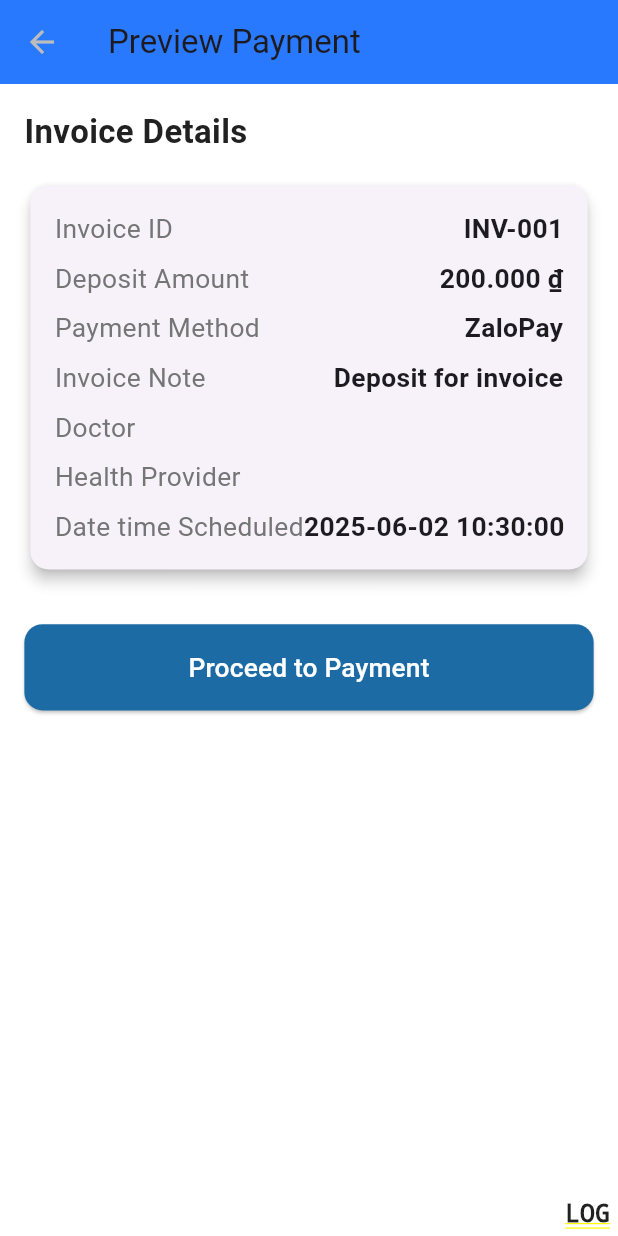
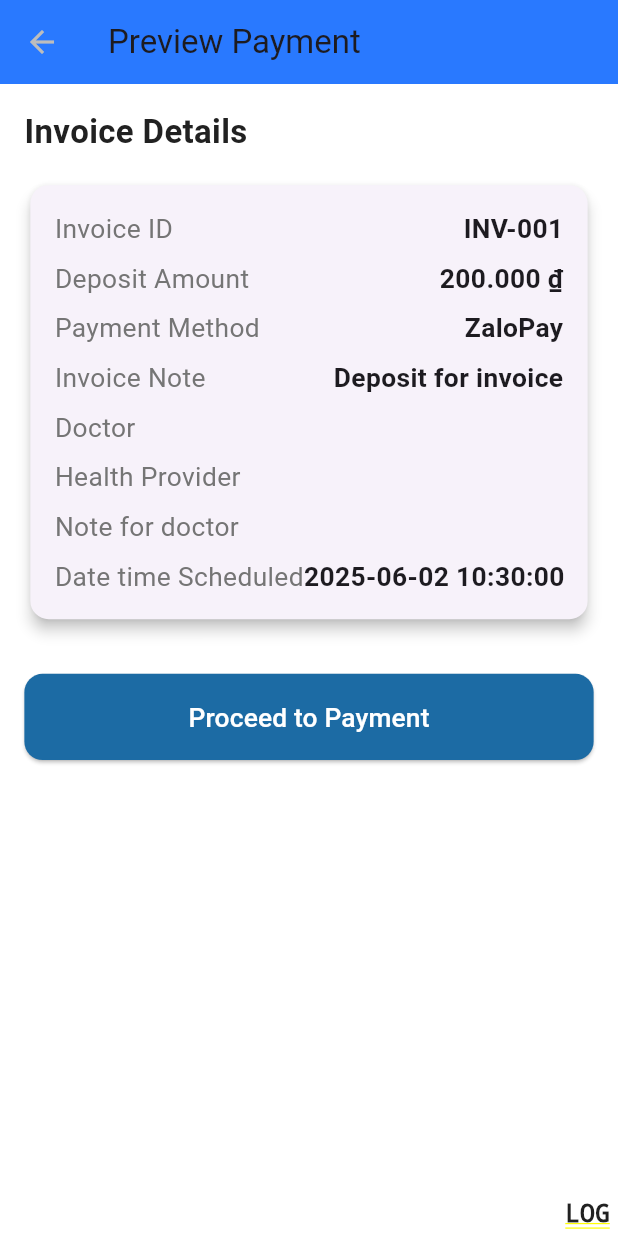
Before and after one commit to normdevstorm/health_management_fe, a Flutter app: the PreviewPaymentScreen screen opened directly with empty values, on a phone screen of 412 x 824 dp. Run offline on Flutter 3.47's test engine with Material 3 defaults, Android fonts, the phone set to English and light mode, and no system bars; drawn by our look-alikes of calendar_view; our stand-ins replace audioplayers, bloc, cached_network_image, camera, cloud_firestore, dio and 36 more; missing offline and left inert: agora_rtc_engine, agora_uikit, audio_waveforms, cached_video_player, chucker_flutter, easy_localization_loader and 6 more; accounts and stored records are empty; generated files the repository leaves out were written again; statements that could not run were skipped.

Commit message:
ui payment but have bug

```diff
--- a/lib/domain/doctor/entities/doctor_entity.dart
+++ b/lib/domain/doctor/entities/doctor_entity.dart
@@ -4,6 +4,7 @@ part 'doctor_entity.g.dart';
 
 @JsonSerializable()
 class DoctorEntity {
+  final String? name;
   final int? id;
   final HospitalSpecialty? specialization;
   final double? experience;
@@ -12,6 +13,7 @@ class DoctorEntity {
   final String? about;
 
   DoctorEntity({
+    this.name,
     this.id,
     this.specialization,
     this.experience,
@@ -21,6 +23,7 @@ class DoctorEntity {
   });
 
   DoctorEntity copyWith({
+    String? name,
     int? id,
     HospitalSpecialty? specialization,
     double? experience,
@@ -29,6 +32,7 @@ class DoctorEntity {
     String? about,
   }) {
     return DoctorEntity(
+      name: name ?? this.name,
       id: id ?? this.id,
       specialization: specialization ?? this.specialization,
       experience: experience ?? this.experience,
@@ -38,6 +42,7 @@ class DoctorEntity {
     );
   }
 
-  factory DoctorEntity.fromJson(Map<String, dynamic> json) => _$DoctorEntityFromJson(json);
+  factory DoctorEntity.fromJson(Map<String, dynamic> json) =>
+      _$DoctorEntityFromJson(json);
   Map<String, dynamic> toJson() => _$DoctorEntityToJson(this);
 }
--- a/lib/presentation/appointment/bloc/appointment/appointment_event.dart
+++ b/lib/presentation/appointment/bloc/appointment/appointment_event.dart
@@ -43,8 +43,10 @@ final class CollectDataHealthProviderEvent extends AppointmentEvent {
 
 final class ColectDataDoctorEvent extends AppointmentEvent {
   final int doctorId;
+  final String? doctorName;
 
-  const ColectDataDoctorEvent({required this.doctorId});
+  const ColectDataDoctorEvent(
+      {required this.doctorId, required this.doctorName});
 
   @override
   List<Object> get props => [doctorId];
--- a/lib/presentation/appointment/ui/screens/choose_doctor_screen.dart
+++ b/lib/presentation/appointment/ui/screens/choose_doctor_screen.dart
@@ -28,7 +28,8 @@ class ChooseDoctorScreen extends StatelessWidget {
               onTap: () {
                 if (doctor.doctorProfile?.id != null) {
                   context.read<AppointmentBloc>().add(ColectDataDoctorEvent(
-                      doctorId: doctor.doctorProfile!.id!));
+                      doctorId: doctor.doctorProfile!.id!,
+                      doctorName: doctor.firstName));
                   context.pushNamed(RouteDefine.createAppointmentChooseTime,
                       extra: doctor.doctorProfile!.id!);
                 }
--- a/lib/presentation/payment/ui/preview_payment_screen.dart
+++ b/lib/presentation/payment/ui/preview_payment_screen.dart
@@ -241,6 +241,11 @@ class _PreviewPaymentScreenState extends State<PreviewPaymentScreen> {
                                 'Unknown Provider'),
                         SizedBox(height: 8.h),
                         _buildInfoRow(
+                            'Note for doctor'.tr(),
+                            widget.appointment.note ??
+                                'Unknown Note for doctor'),
+                        SizedBox(height: 8.h),
+                        _buildInfoRow(
                           'Date time Scheduled'.tr(),
                           widget.appointment.scheduledAt
                                   .toString()
```
Also changed, not shown: lib/presentation/appointment/bloc/appointment/appointment_bloc.dart (+18 -5 lines).
